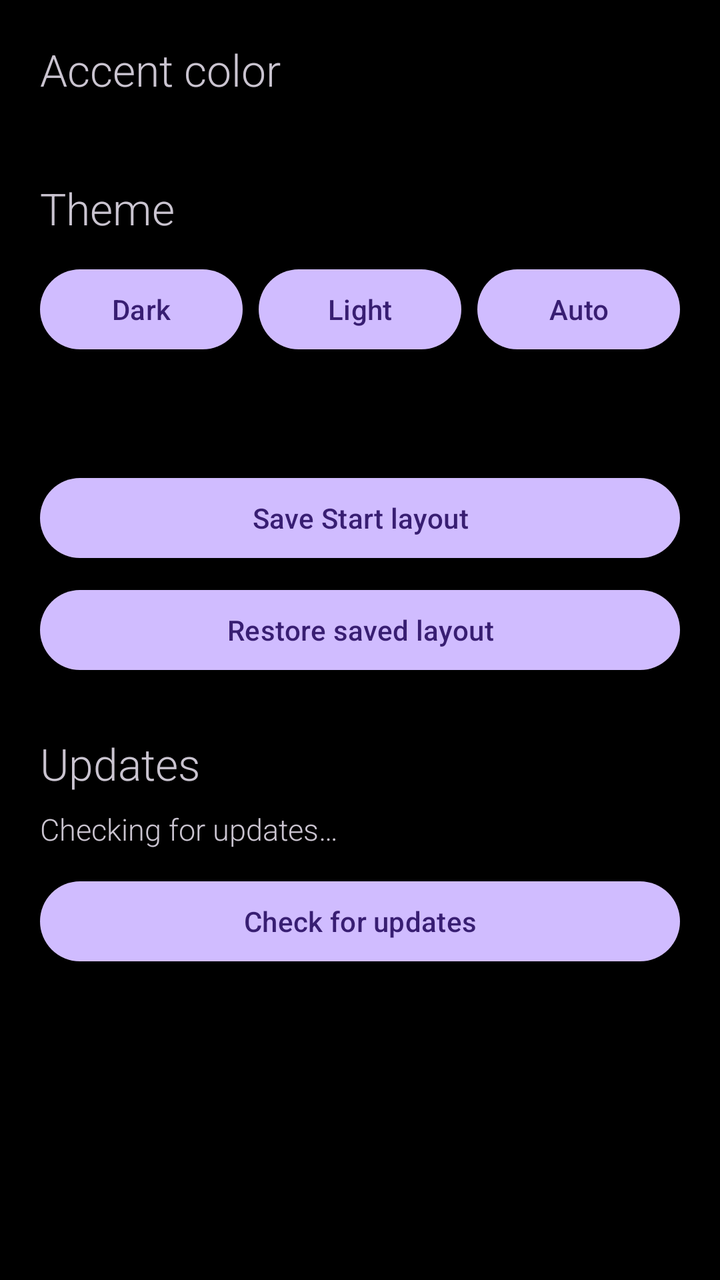
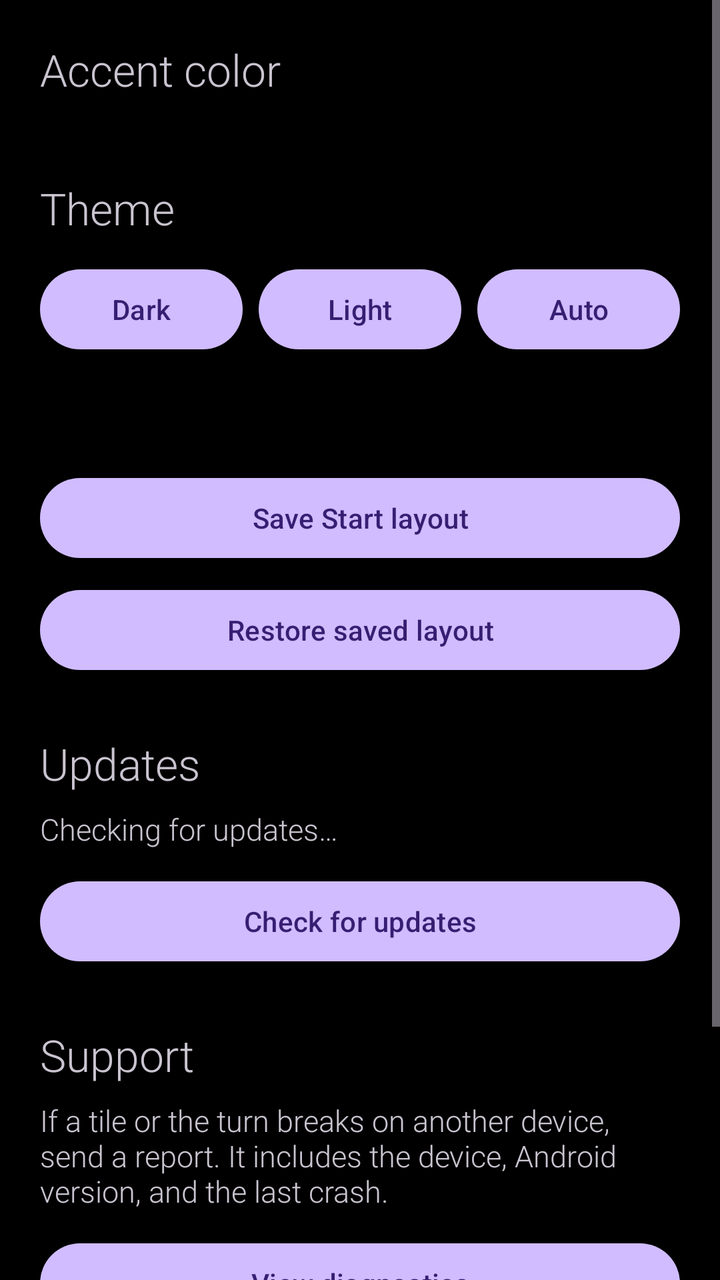

Screens rendered from an Android XML layout before and after an edit, with the pre-edit source and the edit as a unified diff.
<!-- AndroidManifest.xml: application theme Theme.Win10.Dark -->
<!-- res/layout/activity_settings.xml -->
<?xml version="1.0" encoding="utf-8"?>
<ScrollView xmlns:android="http://schemas.android.com/apk/res/android"
    android:layout_width="match_parent"
    android:layout_height="match_parent">

    <LinearLayout
        android:id="@+id/root"
        android:layout_width="match_parent"
        android:layout_height="wrap_content"
        android:orientation="vertical"
        android:padding="20dp">

        <TextView
            android:id="@+id/accentTitle"
            android:layout_width="wrap_content"
            android:layout_height="wrap_content"
            android:fontFamily="sans-serif-light"
            android:text="Accent color"
            android:textSize="22sp" />

        <androidx.recyclerview.widget.RecyclerView
            android:id="@+id/accentGrid"
            android:layout_width="match_parent"
            android:layout_height="wrap_content"
            android:layout_marginTop="12dp"
            android:nestedScrollingEnabled="false" />

        <TextView
            android:id="@+id/themeTitle"
            android:layout_width="wrap_content"
            android:layout_height="wrap_content"
            android:layout_marginTop="28dp"
            android:fontFamily="sans-serif-light"
            android:text="Theme"
            android:textSize="22sp" />

        <LinearLayout
            android:layout_width="match_parent"
            android:layout_height="wrap_content"
            android:layout_marginTop="12dp"
            android:orientation="horizontal">

            <Button
                android:id="@+id/darkBtn"
                android:layout_width="0dp"
                android:layout_height="48dp"
                android:layout_weight="1"
                android:text="Dark" />

            <Button
                android:id="@+id/lightBtn"
                android:layout_width="0dp"
                android:layout_height="48dp"
                android:layout_weight="1"
                android:layout_marginStart="8dp"
                android:text="Light" />

            <Button
                android:id="@+id/sunBtn"
                android:layout_width="0dp"
                android:layout_height="48dp"
                android:layout_weight="1"
                android:layout_marginStart="8dp"
                android:text="Auto" />
        </LinearLayout>

        <TextView
            android:id="@+id/themeStatus"
            android:layout_width="match_parent"
            android:layout_height="wrap_content"
            android:layout_marginTop="8dp"
            android:fontFamily="sans-serif-light"
            android:textSize="15sp" />

        <Button
            android:id="@+id/saveBtn"
            android:layout_width="match_parent"
            android:layout_height="48dp"
            android:layout_marginTop="28dp"
            android:text="Save Start layout" />

        <Button
            android:id="@+id/restoreBtn"
            android:layout_width="match_parent"
            android:layout_height="48dp"
            android:layout_marginTop="8dp"
            android:text="Restore saved layout" />

        <TextView
            android:id="@+id/updateTitle"
            android:layout_width="wrap_content"
            android:layout_height="wrap_content"
            android:layout_marginTop="28dp"
            android:fontFamily="sans-serif-light"
            android:text="Updates"
            android:textSize="22sp" />

        <TextView
            android:id="@+id/updateStatus"
            android:layout_width="match_parent"
            android:layout_height="wrap_content"
            android:layout_marginTop="8dp"
            android:fontFamily="sans-serif-light"
            android:text="Checking for updates…"
            android:textSize="15sp" />

        <Button
            android:id="@+id/updateBtn"
            android:layout_width="match_parent"
            android:layout_height="48dp"
            android:layout_marginTop="12dp"
            android:text="Check for updates" />
    </LinearLayout>
</ScrollView>
<!-- resources referenced by this layout -->
<resources>
  <style name="Theme.Win10.Dark" parent="Theme.Material3.Dark.NoActionBar">
          <item name="android:windowBackground">@color/wp_black</item>
          <item name="android:statusBarColor">@color/wp_black</item>
          <item name="android:navigationBarColor">@color/wp_black</item>
          <item name="android:windowAnimationStyle">@style/Anim.Instant</item>
          <item name="android:windowDisablePreview">true</item>
      </style>
  <color name="wp_black">#FF000000</color>
  <style name="Anim.Instant" parent="@android:style/Animation">
          <item name="android:windowEnterAnimation">@anim/none</item>
          <item name="android:windowExitAnimation">@anim/none</item>
          <item name="android:activityOpenEnterAnimation">@anim/none</item>
          <item name="android:activityOpenExitAnimation">@anim/none</item>
          <item name="android:activityCloseEnterAnimation">@anim/none</item>
          <item name="android:activityCloseExitAnimation">@anim/none</item>
      </style>
</resources>

<!-- the commit's change to res/layout/activity_settings.xml (unified diff, before → after) -->
@@ -110,5 +110,44 @@
             android:layout_height="48dp"
             android:layout_marginTop="12dp"
             android:text="Check for updates" />
+
+        <TextView
+            android:id="@+id/supportTitle"
+            android:layout_width="wrap_content"
+            android:layout_height="wrap_content"
+            android:layout_marginTop="28dp"
+            android:fontFamily="sans-serif-light"
+            android:text="Support"
+            android:textSize="22sp" />
+
+        <TextView
+            android:id="@+id/supportBlurb"
+            android:layout_width="match_parent"
+            android:layout_height="wrap_content"
+            android:layout_marginTop="8dp"
+            android:fontFamily="sans-serif-light"
+            android:text="If a tile or the turn breaks on another device, send a report. It includes the device, Android version, and the last crash."
+            android:textSize="15sp" />
+
+        <Button
+            android:id="@+id/diagBtn"
+            android:layout_width="match_parent"
+            android:layout_height="48dp"
+            android:layout_marginTop="12dp"
+            android:text="View diagnostics" />
+
+        <Button
+            android:id="@+id/reportBtn"
+            android:layout_width="match_parent"
+            android:layout_height="48dp"
+            android:layout_marginTop="8dp"
+            android:text="Send report" />
+
+        <Button
+            android:id="@+id/coffeeBtn"
+            android:layout_width="match_parent"
+            android:layout_height="48dp"
+            android:layout_marginTop="8dp"
+            android:text="Buy me a coffee" />
     </LinearLayout>
 </ScrollView>
